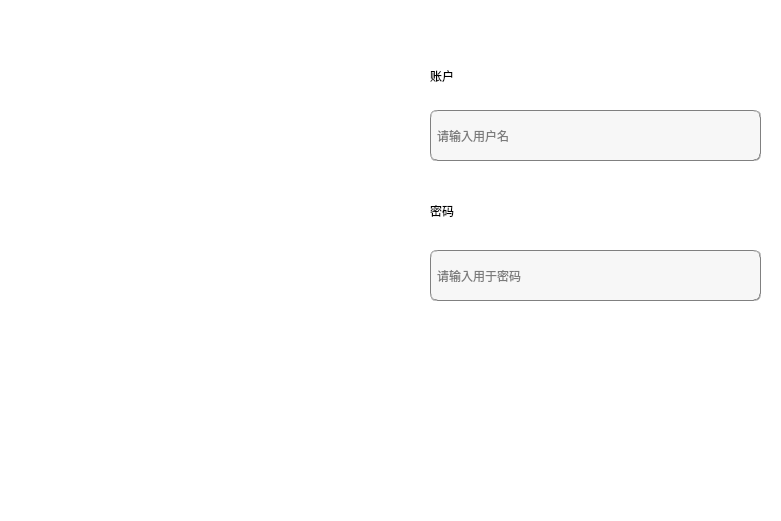
The window that mainwindow.ui (foryouos/Parking_System) describes before a commit, drawn with Qt 5.
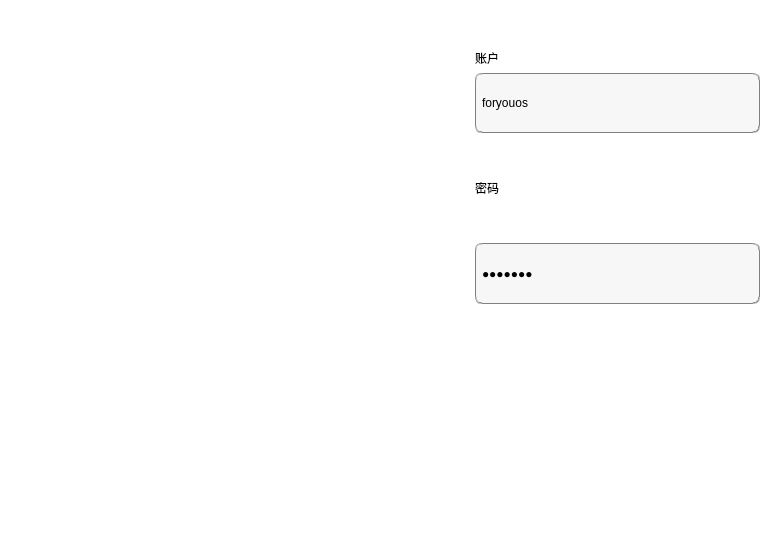
The same window after the commit.

What changed in the file:
```diff
--- a/mainwindow.ui
+++ b/mainwindow.ui
@@ -7,7 +7,7 @@
     <x>0</x>
     <y>0</y>
     <width>781</width>
-    <height>521</height>
+    <height>543</height>
    </rect>
   </property>
   <property name="minimumSize">
@@ -19,7 +19,7 @@
   <property name="maximumSize">
    <size>
     <width>781</width>
-    <height>521</height>
+    <height>543</height>
    </size>
   </property>
   <property name="sizeIncrement">
@@ -35,28 +35,47 @@
    <string notr="true">background-color: rgb(255, 255, 255);</string>
   </property>
   <widget class="QWidget" name="centralwidget">
+   <layout class="QVBoxLayout" name="verticalLayout_3">
+    <item>
+     <layout class="QHBoxLayout" name="horizontalLayout_2">
+      <item>
    <widget class="QLabel" name="label_image">
-    <property name="geometry">
-     <rect>
-      <x>0</x>
-      <y>-10</y>
-      <width>411</width>
-      <height>531</height>
-     </rect>
+        <property name="minimumSize">
+         <size>
+          <width>450</width>
+          <height>519</height>
+         </size>
     </property>
     <property name="text">
      <string/>
     </property>
    </widget>
+      </item>
+      <item>
+       <layout class="QVBoxLayout" name="verticalLayout_2">
+        <property name="rightMargin">
+         <number>12</number>
+        </property>
+        <item>
+         <layout class="QVBoxLayout" name="verticalLayout">
+          <property name="leftMargin">
+           <number>10</number>
+          </property>
+          <item>
+           <spacer name="verticalSpacer_5">
+            <property name="orientation">
+             <enum>Qt::Vertical</enum>
+            </property>
+            <property name="sizeHint" stdset="0">
+             <size>
+              <width>20</width>
+              <height>40</height>
+             </size>
+            </property>
+           </spacer>
+          </item>
+          <item>
    <widget class="QLabel" name="label">
-    <property name="geometry">
-     <rect>
-      <x>430</x>
-      <y>60</y>
-      <width>191</width>
-      <height>31</height>
-     </rect>
-    </property>
     <property name="styleSheet">
      <string notr="true">
 font: 20pt &quot;华文隶书&quot;;</string>
@@ -65,14 +84,50 @@
      <string>账户</string>
     </property>
    </widget>
+          </item>
+          <item>
+           <widget class="QLineEdit" name="lineEdit_username">
+            <property name="minimumSize">
+             <size>
+              <width>0</width>
+              <height>60</height>
+             </size>
+            </property>
+            <property name="styleSheet">
+             <string notr="true">background-color: rgb(247, 247, 247);
+border:1px groove gray;
+border-radius:7px;
+padding:2px 4px;
+font: 10pt &quot;华文隶书&quot;;</string>
+            </property>
+            <property name="text">
+             <string>foryouos</string>
+            </property>
+            <property name="placeholderText">
+             <string>请输入用户名</string>
+            </property>
+           </widget>
+          </item>
+          <item>
+           <spacer name="verticalSpacer_4">
+            <property name="orientation">
+             <enum>Qt::Vertical</enum>
+            </property>
+            <property name="sizeHint" stdset="0">
+             <size>
+              <width>20</width>
+              <height>40</height>
+             </size>
+            </property>
+           </spacer>
+          </item>
+          <item>
    <widget class="QLabel" name="label_2">
-    <property name="geometry">
-     <rect>
-      <x>430</x>
-      <y>180</y>
-      <width>241</width>
-      <height>61</height>
-     </rect>
+            <property name="sizePolicy">
+             <sizepolicy hsizetype="Preferred" vsizetype="Preferred">
+              <horstretch>0</horstretch>
+              <verstretch>0</verstretch>
+             </sizepolicy>
     </property>
     <property name="styleSheet">
      <string notr="true">font: 20pt &quot;华文隶书&quot;;</string>
@@ -81,34 +136,27 @@
      <string>密码</string>
     </property>
    </widget>
-   <widget class="QLineEdit" name="lineEdit_username">
-    <property name="geometry">
-     <rect>
-      <x>430</x>
-      <y>110</y>
-      <width>331</width>
-      <height>51</height>
-     </rect>
-    </property>
-    <property name="styleSheet">
-     <string notr="true">background-color: rgb(247, 247, 247);
-border:1px groove gray;
-border-radius:7px;
-padding:2px 4px;
-font: 10pt &quot;华文隶书&quot;;</string>
-    </property>
-    <property name="placeholderText">
-     <string>请输入用户名</string>
-    </property>
-   </widget>
+          </item>
+          <item>
+           <spacer name="verticalSpacer_3">
+            <property name="orientation">
+             <enum>Qt::Vertical</enum>
+            </property>
+            <property name="sizeHint" stdset="0">
+             <size>
+              <width>20</width>
+              <height>40</height>
+             </size>
+            </property>
+           </spacer>
+          </item>
+          <item>
    <widget class="QLineEdit" name="lineEdit_password">
-    <property name="geometry">
-     <rect>
-      <x>430</x>
-      <y>250</y>
-      <width>331</width>
-      <height>51</height>
-     </rect>
+            <property name="minimumSize">
+             <size>
+              <width>0</width>
+              <height>61</height>
+             </size>
     </property>
     <property name="styleSheet">
      <string notr="true">background-color: rgb(247, 247, 247);
@@ -117,6 +165,9 @@
 padding:2px 4px;
 font: 10pt &quot;华文隶书&quot;;</string>
     </property>
+            <property name="text">
+             <string>5211314</string>
+            </property>
     <property name="echoMode">
      <enum>QLineEdit::Password</enum>
     </property>
@@ -124,14 +175,37 @@
      <string>请输入用于密码</string>
     </property>
    </widget>
+          </item>
+         </layout>
+        </item>
+        <item>
+         <spacer name="verticalSpacer">
+          <property name="orientation">
+           <enum>Qt::Vertical</enum>
+          </property>
+          <property name="sizeHint" stdset="0">
+           <size>
+            <width>20</width>
+            <height>40</height>
+           </size>
+          </property>
+         </spacer>
+        </item>
+        <item>
+         <layout class="QHBoxLayout" name="horizontalLayout">
+          <property name="leftMargin">
+           <number>9</number>
+          </property>
+          <property name="topMargin">
+           <number>11</number>
+          </property>
+          <item>
    <widget class="QPushButton" name="return_2">
-    <property name="geometry">
-     <rect>
-      <x>450</x>
-      <y>350</y>
-      <width>131</width>
-      <height>41</height>
-     </rect>
+            <property name="minimumSize">
+             <size>
+              <width>0</width>
+              <height>61</height>
+             </size>
     </property>
     <property name="styleSheet">
      <string notr="true">background-color: qlineargradient(spread:pad, x1:0.52, y1:1, x2:0.54, y2:0, 
@@ -147,14 +221,14 @@
      <string>注册</string>
     </property>
    </widget>
+          </item>
+          <item>
    <widget class="QPushButton" name="pushButton_2">
-    <property name="geometry">
-     <rect>
-      <x>630</x>
-      <y>350</y>
-      <width>121</width>
-      <height>41</height>
-     </rect>
+            <property name="minimumSize">
+             <size>
+              <width>0</width>
+              <height>61</height>
+             </size>
     </property>
     <property name="styleSheet">
      <string notr="true">background-color: qlineargradient(spread:pad, x1:0.52, y1:1, x2:0.54, y2:0, 
@@ -170,6 +244,27 @@
      <string>登陆</string>
     </property>
    </widget>
+          </item>
+         </layout>
+        </item>
+        <item>
+         <spacer name="verticalSpacer_2">
+          <property name="orientation">
+           <enum>Qt::Vertical</enum>
+          </property>
+          <property name="sizeHint" stdset="0">
+           <size>
+            <width>20</width>
+            <height>40</height>
+           </size>
+          </property>
+         </spacer>
+        </item>
+       </layout>
+      </item>
+     </layout>
+    </item>
+   </layout>
   </widget>
  </widget>
  <resources/>
```
Lines whose indentation alone changed are shown as unchanged.
